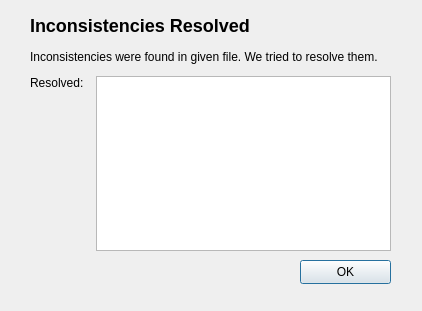
First picture: the form in src/view/resolvedinconsistenciesdialog.ui, repository Garttox/icp, before the edit.
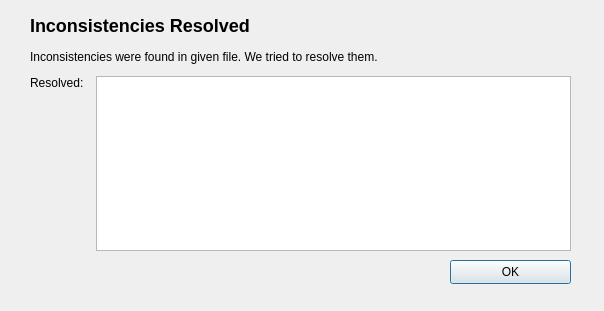
Second picture: the form after the edit.

```diff
--- a/src/view/resolvedinconsistenciesdialog.ui
+++ b/src/view/resolvedinconsistenciesdialog.ui
@@ -6,7 +6,7 @@
    <rect>
     <x>0</x>
     <y>0</y>
-    <width>422</width>
+    <width>604</width>
     <height>311</height>
    </rect>
   </property>
@@ -21,7 +21,7 @@
     <rect>
      <x>30</x>
      <y>50</y>
-     <width>361</width>
+     <width>541</width>
      <height>201</height>
     </rect>
    </property>
@@ -54,6 +54,12 @@
       <property name="enabled">
        <bool>true</bool>
       </property>
+      <property name="isWrapping" stdset="0">
+       <bool>false</bool>
+      </property>
+      <property name="wordWrap">
+       <bool>false</bool>
+      </property>
      </widget>
     </item>
    </layout>
@@ -81,9 +87,9 @@
   <widget class="QPushButton" name="okButton">
    <property name="geometry">
     <rect>
-     <x>300</x>
+     <x>450</x>
      <y>260</y>
-     <width>91</width>
+     <width>121</width>
      <height>24</height>
     </rect>
    </property>
```
Left out of the diff: 2 changed lines with no effect on the pictures.
